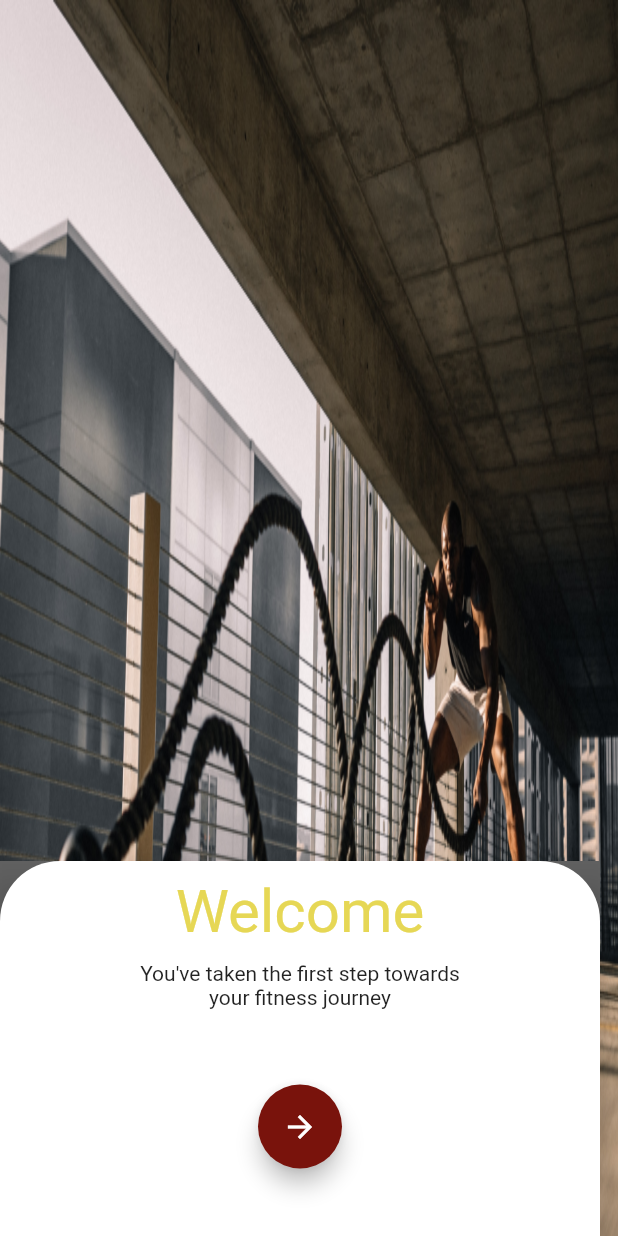
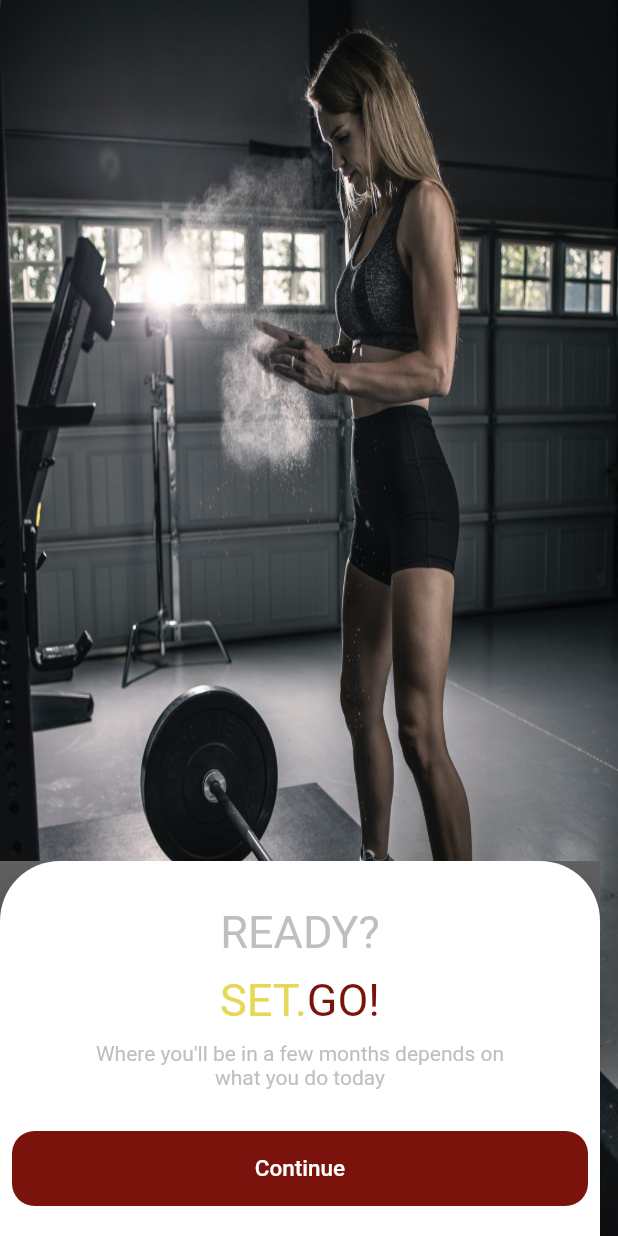
Before and after one commit to bosOkoli/brick, a Flutter app: the screen it shows after launch, tab 2 chosen, after a tap on "Join", after a tap on the "arrow forward" icon, on a phone screen of 412 x 824 dp. Run offline on Flutter 3.47's test engine with Material 2 defaults, Android fonts, the phone set to English and light mode, and no system bars.

Commit message:
set screen completed. welcome screen modified

```diff
--- /dev/null
+++ b/brick/lib/screens/set_screen.dart
@@ -0,0 +1,80 @@
+import 'package:flutter/material.dart';
+
+class SetScreen extends StatelessWidget {
+  const SetScreen({Key? key}) : super(key: key);
+
+  @override
+  Widget build(BuildContext context) {
+    return Scaffold(
+      body: Container(
+        decoration: const BoxDecoration(
+          image: DecorationImage(
+              image: AssetImage('assets/images/workout3.png'),
+              fit: BoxFit.fill),
+        ),
+      ),
+      bottomSheet: BottomSheet(
+        backgroundColor: Colors.black.withOpacity(0.6),
+        enableDrag: false,
+        elevation: 10.0,
+        onClosing: () {},
+        builder: (context) {
+          return Container(
+              decoration: const BoxDecoration(
+                  color: Colors.white,
+                  borderRadius: BorderRadius.only(
+                      topRight: Radius.circular(40.0),
+                      topLeft: Radius.circular(40.0))),
+              height: 250,
+              width: 400,
+              child: Column(
+                  crossAxisAlignment: CrossAxisAlignment.center,
+                  children: [
+                    const Padding(
+                      padding: EdgeInsets.only(top: 30),
+                      child: Text('READY?',
+                          style: TextStyle(
+                              fontSize: 30,
+                              color: Color.fromARGB(255, 193, 190, 190))),
+                    ),
+                    const SizedBox(height: 10),
+                    Row(
+                        mainAxisAlignment: MainAxisAlignment.center,
+                        children: const [
+                          Text('SET.',
+                              style: TextStyle(
+                                  fontSize: 30,
+                                  color: Color.fromARGB(175, 218, 197, 7))),
+                          Text('GO!',
+                              style: TextStyle(
+                                  fontSize: 30,
+                                  color: Color.fromARGB(255, 121, 19, 12))),
+                        ]),
+                    const SizedBox(height: 10),
+                    const Text('Where you\'ll be in a few months depends on',
+                        style: TextStyle(
+                            color: Color.fromARGB(255, 193, 190, 190))),
+                    const Text('what you do today',
+                        style: TextStyle(
+                            color: Color.fromARGB(255, 193, 190, 190))),
+                    const SizedBox(height: 20),
+                    TextButton(
+                        onPressed: () {},
+                        child: Container(
+                            height: 50,
+                            decoration: const BoxDecoration(
+                                borderRadius:
+                                    BorderRadius.all(Radius.circular(15)),
+                                color: Color.fromARGB(255, 121, 19, 12)),
+                            child: const Center(
+                                child: Text(
+                              'Continue',
+                              style:
+                                  TextStyle(fontSize: 15, color: Colors.white),
+                            ))))
+                  ]));
+        },
+      ),
+    );
+  }
+}
--- a/brick/lib/screens/welcome_screen.dart
+++ b/brick/lib/screens/welcome_screen.dart
@@ -1,3 +1,4 @@
+import 'package:brick/screens/set_screen.dart';
 import 'package:flutter/material.dart';
 
 class WelcomeScreen extends StatelessWidget {
@@ -31,21 +32,27 @@ class WelcomeScreen extends StatelessWidget {
                   crossAxisAlignment: CrossAxisAlignment.center,
                   children: [
                     const Padding(
-                      padding: EdgeInsets.only(top: 10),
-                      child: Text('Welcome',
+                      padding: EdgeInsets.only(top: 50),
+                      child: Text('WELCOME',
                           style: TextStyle(
                               fontSize: 40,
+                              fontWeight: FontWeight.w600,
                               color: Color.fromARGB(175, 218, 197, 7))),
                     ),
                     const SizedBox(height: 10),
-                    const Text(
-                      'You\'ve taken the first step towards',
-                    ),
-                    const Text('your fitness journey'),
-                    const SizedBox(height: 50),
+                    const Text('You\'ve taken the first step towards',
+                        style: TextStyle(color: Color.fromARGB(255, 193, 190, 190))),
+                    const Text('achieving your fitness goals',
+                        style: TextStyle(color: Color.fromARGB(255, 193, 190, 190))),
+                    const SizedBox(height: 30),
                     FloatingActionButton(
                         backgroundColor: const Color.fromARGB(255, 121, 19, 12),
-                        onPressed: () {},
+                        onPressed: () {
+                          Navigator.pushReplacement(
+                              context,
+                              MaterialPageRoute(
+                                  builder: (context) => const SetScreen()));
+                        },
                         child: const Icon(Icons.arrow_forward)),
                   ]));
         },
```
Also changed, not shown: brick/assets/images/workout3.png (added), brick/assets/images/workout4.png (added).
